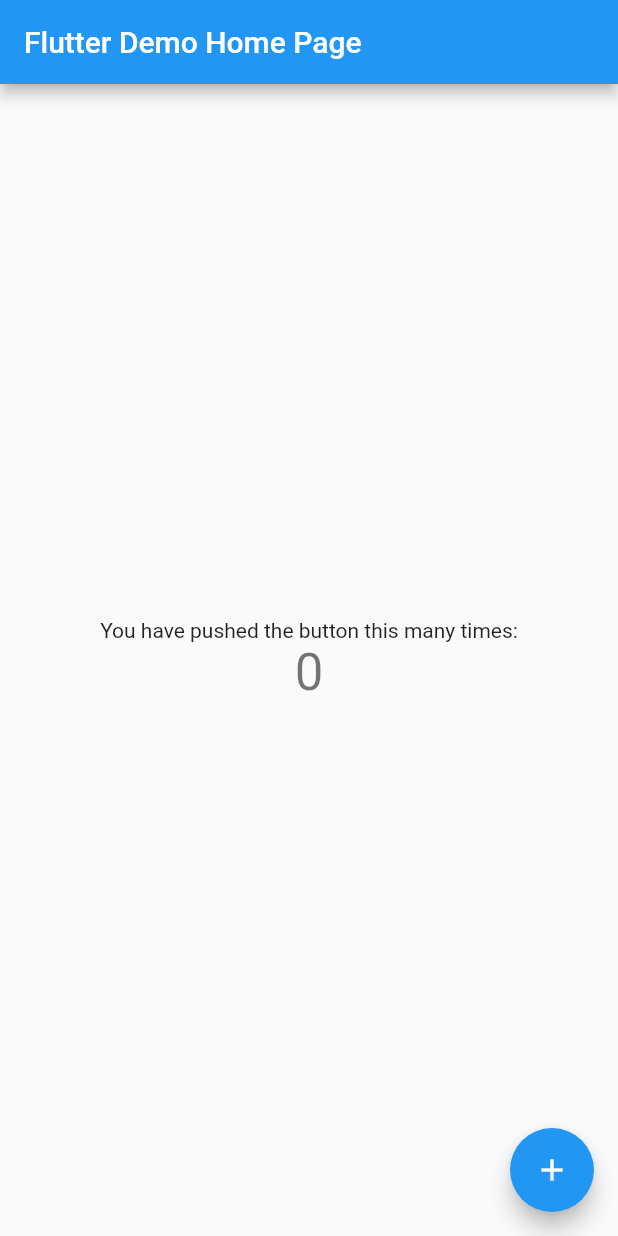
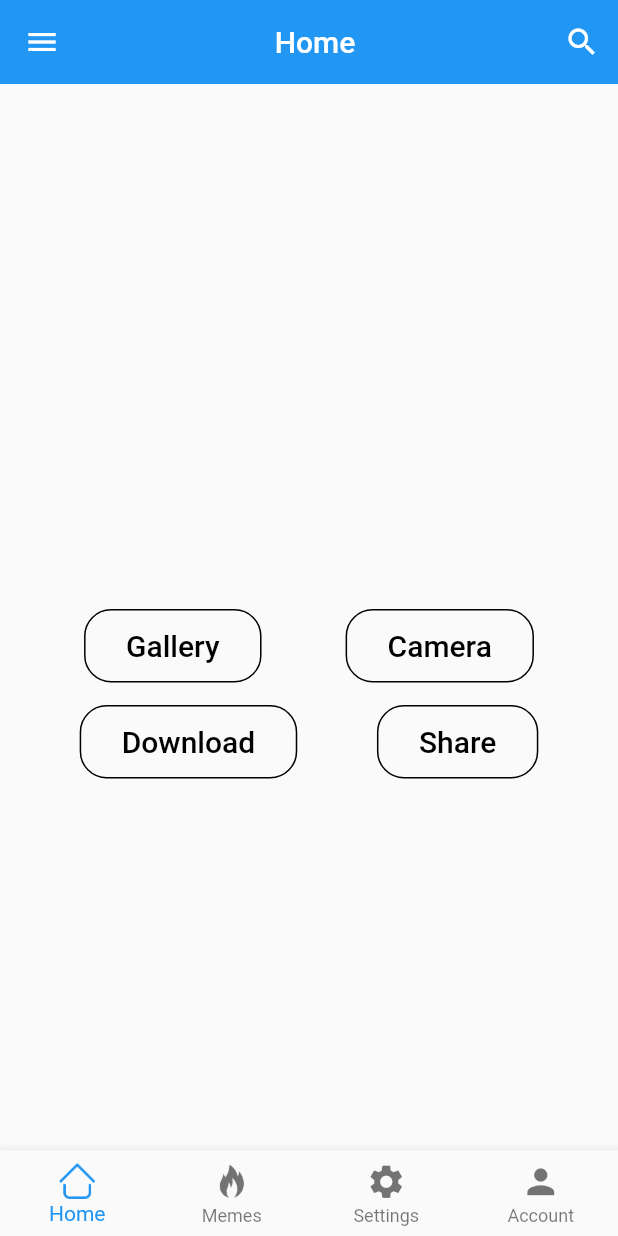
Before and after one commit to Manan-Chhajed/Meme-App, a Flutter app: the screen it shows after launch, on a phone screen of 412 x 824 dp. Run offline on Flutter 3.47's test engine with Material 2 defaults, Android fonts, the phone set to English and light mode, and no system bars; our stand-ins replace card_swiper, image_picker.

Commit message:
first phase

```diff
--- /dev/null
+++ b/assets/trending.json
@@ -0,0 +1,20 @@
+[
+    {
+      "created_utc": 1643524062,
+      "title": "Sad aliens noises",
+      "url": "https://i.redd.it/tmd5shz9rre81.gif",
+      "subreddit": "memes"
+    },
+    {
+      "created_utc": 1643530657,
+      "title": "I can predict what's coming",
+      "url": "https://i.redd.it/eptqjiws1ne81.gif",
+      "subreddit": "memes"
+    },
+    {
+      "created_utc": 1643530657,
+      "title": "I can predict what's coming",
+      "url": "https://i.redd.it/eptqjiws1ne81.gif",
+      "subreddit": "memes"
+    }
+  ]
--- a/lib/main.dart
+++ b/lib/main.dart
@@ -1,116 +1,27 @@
 import 'package:flutter/material.dart';
+import 'package:flutter/services.dart';
+import 'package:meme_app/pages/home_page.dart';
 
 void main() {
+  SystemChrome.setSystemUIOverlayStyle(const SystemUiOverlayStyle(
+    systemNavigationBarColor: Colors.white, // navigation bar color
+    statusBarColor: Colors.blue, // status bar color
+  ));
   runApp(const MyApp());
 }
 
 class MyApp extends StatelessWidget {
   const MyApp({super.key});
 
-  // This widget is the root of your application.
   @override
   Widget build(BuildContext context) {
     return MaterialApp(
       debugShowCheckedModeBanner: false,
       title: 'Flutter Demo',
       theme: ThemeData(
-        // This is the theme of your application.
-        //
-        // Try running your application with "flutter run". You'll see the
-        // application has a blue toolbar. Then, without quitting the app, try
-        // changing the primarySwatch below to Colors.green and then invoke
-        // "hot reload" (press "r" in the console where you ran "flutter run",
-        // or simply save your changes to "hot reload" in a Flutter IDE).
-        // Notice that the counter didn't reset back to zero; the application
-        // is not restarted.
         primarySwatch: Colors.blue,
       ),
-      home: const MyHomePage(title: 'Flutter Demo Home Page'),
+      home: const HomePage(),
     );
   }
 }
-
-class MyHomePage extends StatefulWidget {
-  const MyHomePage({super.key, required this.title});
-
-  // This widget is the home page of your application. It is stateful, meaning
-  // that it has a State object (defined below) that contains fields that affect
-  // how it looks.
-
-  // This class is the configuration for the state. It holds the values (in this
-  // case the title) provided by the parent (in this case the App widget) and
-  // used by the build method of the State. Fields in a Widget subclass are
-  // always marked "final".
-
-  final String title;
-
-  @override
-  State<MyHomePage> createState() => _MyHomePageState();
-}
-
-class _MyHomePageState extends State<MyHomePage> {
-  int _counter = 0;
-
-  void _incrementCounter() {
-    setState(() {
-      // This call to setState tells the Flutter framework that something has
-      // changed in this State, which causes it to rerun the build method below
-      // so that the display can reflect the updated values. If we changed
-      // _counter without calling setState(), then the build method would not be
-      // called again, and so nothing would appear to happen.
-      _counter++;
-    });
-  }
-
-  @override
-  Widget build(BuildContext context) {
-    // This method is rerun every time setState is called, for instance as done
-    // by the _incrementCounter method above.
-    //
-    // The Flutter framework has been optimized to make rerunning build methods
-    // fast, so that you can just rebuild anything that needs updating rather
-    // than having to individually change instances of widgets.
-    return Scaffold(
-      appBar: AppBar(
-        // Here we take the value from the MyHomePage object that was created by
-        // the App.build method, and use it to set our appbar title.
-        title: Text(widget.title),
-      ),
-      body: Center(
-        // Center is a layout widget. It takes a single child and positions it
-        // in the middle of the parent.
-        child: Column(
-          // Column is also a layout widget. It takes a list of children and
-          // arranges them vertically. By default, it sizes itself to fit its
-          // children horizontally, and tries to be as tall as its parent.
-          //
-          // Invoke "debug painting" (press "p" in the console, choose the
-          // "Toggle Debug Paint" action from the Flutter Inspector in Android
-          // Studio, or the "Toggle Debug Paint" command in Visual Studio Code)
-          // to see the wireframe for each widget.
-          //
-          // Column has various properties to control how it sizes itself and
-          // how it positions its children. Here we use mainAxisAlignment to
-          // center the children vertically; the main axis here is the vertical
-          // axis because Columns are vertical (the cross axis would be
-          // horizontal).
-          mainAxisAlignment: MainAxisAlignment.center,
-          children: <Widget>[
-            const Text(
-              'You have pushed the button this many times:',
-            ),
-            Text(
-              '$_counter',
-              style: Theme.of(context).textTheme.headline4,
-            ),
-          ],
-        ),
-      ),
-      floatingActionButton: FloatingActionButton(
-        onPressed: _incrementCounter,
-        tooltip: 'Increment',
-        child: const Icon(Icons.add),
-      ), // This trailing comma makes auto-formatting nicer for build methods.
-    );
-  }
-}
--- /dev/null
+++ b/lib/pages/home.dart
@@ -0,0 +1,153 @@
+import 'dart:io';
+
+import 'package:flutter/material.dart';
+import 'package:flutter/services.dart';
+import 'package:image_picker/image_picker.dart';
+
+class UserHome extends StatefulWidget {
+  const UserHome({super.key});
+
+  @override
+  State<UserHome> createState() => _UserHomeState();
+}
+
+class _UserHomeState extends State<UserHome> {
+  File? image;
+
+  Future pickImage(ImageSource source) async {
+    try {
+      final pickedImage = await ImagePicker().pickImage(source: source);
+
+      if (pickedImage == null) return;
+
+      final imageTemporary = File(pickedImage!.path);
+      setState(() => this.image = imageTemporary);
+    } on PlatformException catch (e) {
+      print(e);
+    }
+  }
+
+  @override
+  Widget build(BuildContext context) {
+    return Scaffold(
+        body: Column(
+      children: [
+        Container(
+          height: 300,
+          width: 300,
+          child: image != null
+              ? Image.file(
+                  image!,
+                  height: 500,
+                )
+              : Container(),
+        ),
+        SizedBox(height: 50),
+        Row(
+          mainAxisAlignment: MainAxisAlignment.spaceEvenly,
+          children: [
+            TextButton(
+              style: ButtonStyle(
+                shape: MaterialStateProperty.all<RoundedRectangleBorder>(
+                  RoundedRectangleBorder(
+                    borderRadius: BorderRadius.circular(18.0),
+                    side: BorderSide(color: Colors.black),
+                  ),
+                ),
+              ),
+              onPressed: () {
+                pickImage(ImageSource.gallery);
+              },
+              child: Container(
+                padding:
+                    const EdgeInsets.symmetric(vertical: 5, horizontal: 20),
+                child: const Text(
+                  'Gallery',
+                  style: TextStyle(
+                    color: Colors.black,
+                    fontSize: 20.0,
+                  ),
+                ),
+              ),
+            ),
+            TextButton(
+              style: ButtonStyle(
+                shape: MaterialStateProperty.all<RoundedRectangleBorder>(
+                  RoundedRectangleBorder(
+                    borderRadius: BorderRadius.circular(18.0),
+                    side: BorderSide(color: Colors.black),
+                  ),
+                ),
+              ),
+              onPressed: () {
+                pickImage(ImageSource.camera);
+              },
+              child: Container(
+                padding:
+                    const EdgeInsets.symmetric(vertical: 5, horizontal: 20),
+                child: const Text(
+                  'Camera',
+                  style: TextStyle(
+                    color: Colors.black,
+                    fontSize: 20.0,
+                  ),
+                ),
+              ),
+            ),
+          ],
+        ),
+        const SizedBox(height: 15),
+        Row(
+          mainAxisAlignment: MainAxisAlignment.spaceEvenly,
+          children: [
+            TextButton(
+              style: ButtonStyle(
+                shape: MaterialStateProperty.all<RoundedRectangleBorder>(
+                  RoundedRectangleBorder(
+                    borderRadius: BorderRadius.circular(18.0),
+                    side: BorderSide(color: Colors.black),
+                  ),
+                ),
+              ),
+              onPressed: () {},
+              child: Container(
+                padding:
+                    const EdgeInsets.symmetric(vertical: 5, horizontal: 20),
+                child: const Text(
+                  'Download',
+                  style: TextStyle(
+                    color: Colors.black,
+                    fontSize: 20.0,
+                  ),
+                ),
+              ),
+            ),
+            TextButton(
+              style: ButtonStyle(
+                shape: MaterialStateProperty.all<RoundedRectangleBorder>(
+                  RoundedRectangleBorder(
+                    borderRadius: BorderRadius.circular(18.0),
+                    side: BorderSide(color: Colors.black),
+                  ),
+                ),
+              ),
+              onPressed: (){
+              },
+              child: Container(
+                padding:
+                    const EdgeInsets.symmetric(vertical: 5, horizontal: 20),
+                child: const Text(
+                  'Share',
+                  style: TextStyle(
+                    color: Colors.black,
+                    fontSize: 20.0,
+                  ),
+                ),
+              ),
+            ),
+          ],
+        ),
+      ],
+    ));
+  }
+}
--- /dev/null
+++ b/lib/pages/home_page.dart
@@ -0,0 +1,95 @@
+import 'package:flutter/material.dart';
+import 'package:meme_app/pages/home.dart';
+import 'package:meme_app/pages/latest_memes.dart';
+import 'package:meme_app/pages/profile.dart';
+
+import 'settings.dart';
+
+class HomePage extends StatefulWidget {
+  const HomePage({super.key});
+
+  @override
+  State<HomePage> createState() => _HomePageState();
+}
+
+class _HomePageState extends State<HomePage> {
+  int _selectedIndex = 0;
+
+  void _navigateBottomBar(int index) {
+    setState(() {
+      _selectedIndex = index;
+    });
+  }
+
+  final List<Widget> _pages = [
+    const UserHome(),
+    const LatestMemes(),
+    const UserSettings(),
+    const UserProfile()
+  ];
+
+  final List<String> _titles = [
+    "Home",
+    "Latest Memes",
+    "Settings",
+    "Profile",
+  ];
+
+  @override
+  Widget build(BuildContext context) {
+    const double _size = 27;
+    return Scaffold(
+      appBar: AppBar(
+        title: Center(
+          child: Text(
+            _titles[_selectedIndex],
+          ),
+        ),
+        elevation: 0.0,
+        leading: IconButton(
+          icon: Icon(Icons.menu),
+          onPressed: () {},
+        ),
+        actions: [
+          IconButton(onPressed: () {}, icon: Icon(Icons.search)),
+        ],
+      ),
+      body: _pages[_selectedIndex],
+      bottomNavigationBar: BottomNavigationBar(
+          currentIndex:
+              _selectedIndex, // so when we tap, that one gets highlited
+          onTap: _navigateBottomBar, // sets the _selectedIndex
+          type: BottomNavigationBarType.fixed,
+          items: const [
+            BottomNavigationBarItem(
+              icon: ImageIcon(
+                AssetImage("assets/icons/home.png"),
+                size: _size,
+              ),
+              label: 'Home',
+            ),
+            BottomNavigationBarItem(
+              icon: ImageIcon(
+                AssetImage("assets/icons/trending-topic.png"),
+                size: _size,
+              ),
+              label: 'Memes',
+            ),
+            BottomNavigationBarItem(
+              icon: Icon(
+                Icons.settings,
+                size: _size,
+              ),
+              label: 'Settings',
+            ),
+            BottomNavigationBarItem(
+              icon: Icon(
+                Icons.person,
+                size: _size,
+              ),
+              label: 'Account',
+            ),
+          ]),
+    );
+  }
+}
```
Also changed, not shown: lib/pages/latest_memes.dart (added, +114 -0 lines), lib/pages/profile.dart (added, +15 -0 lines), lib/pages/settings.dart (added, +15 -0 lines), lib/widgets/bottom_navbar.dart (added, +10 -0 lines), pubspec.yaml (+16 -1 lines), assets/icons/home.png (added), assets/icons/house.png (added), assets/icons/trending-topic.png (added), assets/images/memegenrator.png (added), assets/images/smile.png (added), lib/widgets/text_button.dart (added), pubspec.lock, 2 other files.
